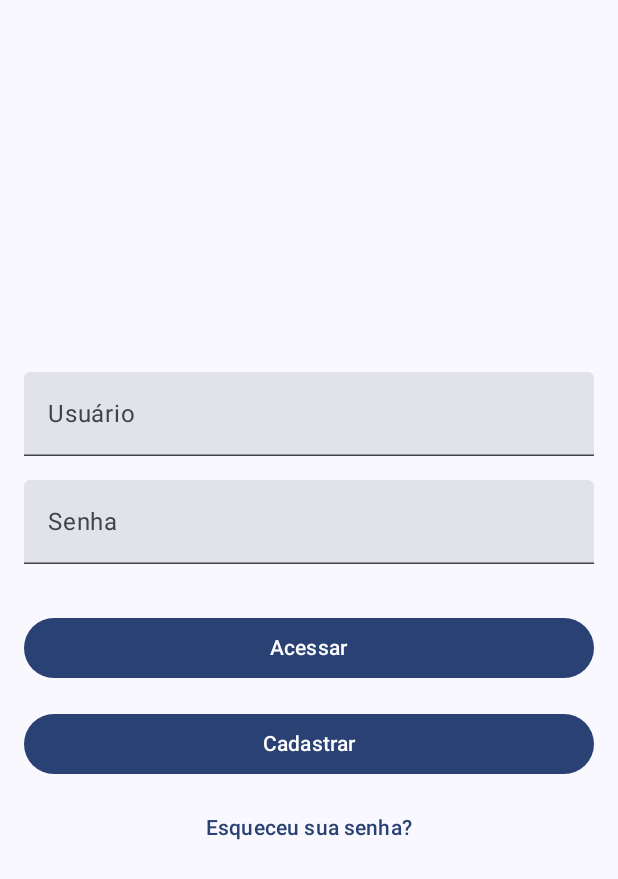
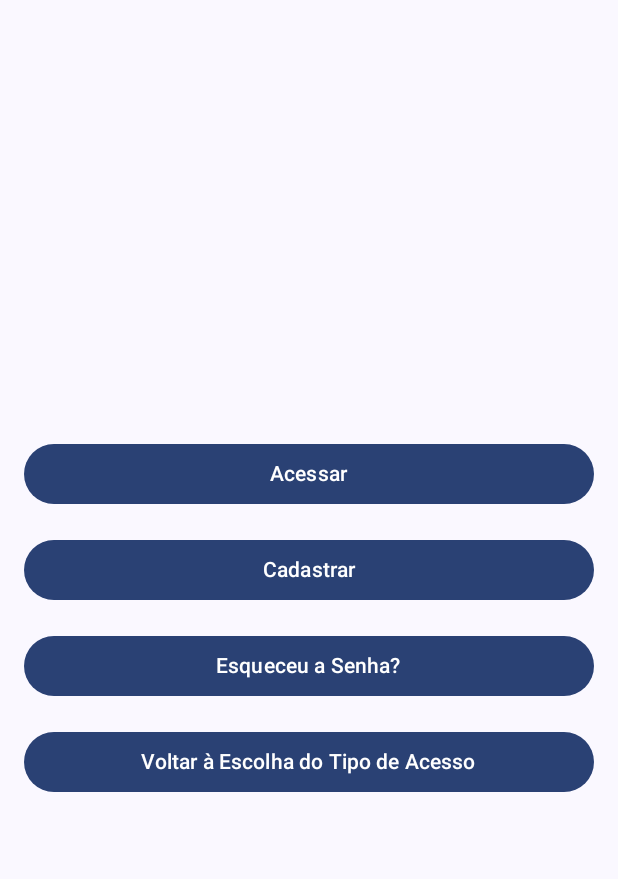
Before and after one commit to equipe-B/PlantCode, an Android app built with Jetpack Compose: the LoginScreen screen opened through its navigation route, on a phone screen of 412 x 824 dp. Shown: the top 879 px of the screen. Run offline under Robolectric (Android 15) with nearby library versions, the phone set to English and light mode, and no system bars.

Commit message:
adicionado a tela de tipo de acesso

```diff
--- /dev/null
+++ b/PlantCodeV3/app/src/main/java/com/novaversao/plantcodev3/AccessTypeScreen.kt
@@ -0,0 +1,93 @@
+package com.novaversao.plantcodev3
+
+import androidx.compose.foundation.Image
+import androidx.compose.foundation.layout.*
+import androidx.compose.material3.*
+import androidx.compose.runtime.Composable
+import androidx.compose.ui.Alignment
+import androidx.compose.ui.Modifier
+import androidx.compose.ui.res.painterResource
+import androidx.compose.ui.text.font.FontWeight
+import androidx.compose.ui.text.style.TextAlign
+import androidx.compose.ui.tooling.preview.Preview
+import androidx.compose.ui.unit.dp
+import androidx.compose.ui.unit.sp
+import com.novaversao.plantcodev3.ui.theme.PlantCodeV3Theme
+
+@Composable
+fun AccessTypeScreen(
+    modifier: Modifier = Modifier,
+    navigateToAdminLogin: () -> Unit, // Navega para o login do administrador
+    navigateToVisitorLogin: () -> Unit // Navega para o login do visitante
+) {
+    Column(
+        modifier = modifier
+            .fillMaxSize()
+            .padding(16.dp),
+        horizontalAlignment = Alignment.CenterHorizontally,
+        verticalArrangement = Arrangement.Center
+    ) {
+        // Logotipo
+        Image(
+            painter = painterResource(id = R.drawable.logo_ifam), // Nome correto do arquivo de imagem
+            contentDescription = "Logotipo do PlantCode",
+            modifier = Modifier
+                .size(120.dp)
+                .padding(bottom = 16.dp)
+        )
+
+        // Título do app
+        Text(
+            text = "PlantCode",
+            fontSize = 32.sp,
+            fontWeight = FontWeight.Bold,
+            textAlign = TextAlign.Center,
+            modifier = Modifier.padding(bottom = 16.dp)
+        )
+
+        // Mensagem de boas-vindas
+        Text(
+            text = "Seja bem-vindo",
+            fontSize = 18.sp,
+            textAlign = TextAlign.Center,
+            modifier = Modifier.padding(bottom = 8.dp)
+        )
+
+        // Mensagem para selecionar o vínculo
+        Text(
+            text = "Selecione seu vínculo",
+            fontSize = 16.sp,
+            textAlign = TextAlign.Center,
+            modifier = Modifier.padding(bottom = 32.dp)
+        )
+
+        // Botão para Administrador
+        Button(
+            onClick = navigateToAdminLogin,
+            modifier = Modifier
+                .fillMaxWidth()
+                .padding(bottom = 16.dp)
+        ) {
+            Text(text = "Administrador")
+        }
+
+        // Botão para Visitante
+        Button(
+            onClick = navigateToVisitorLogin,
+            modifier = Modifier.fillMaxWidth()
+        ) {
+            Text(text = "Visitante")
+        }
+    }
+}
+
+@Preview(showBackground = true)
+@Composable
+fun AccessTypeScreenPreview() {
+    PlantCodeV3Theme {
+        AccessTypeScreen(
+            navigateToAdminLogin = {},
+            navigateToVisitorLogin = {}
+        )
+    }
+}
--- a/PlantCodeV3/app/src/main/java/com/novaversao/plantcodev3/LoginScreen.kt
+++ b/PlantCodeV3/app/src/main/java/com/novaversao/plantcodev3/LoginScreen.kt
@@ -3,13 +3,11 @@ package com.novaversao.plantcodev3
 import androidx.compose.foundation.layout.*
 import androidx.compose.material3.*
 import androidx.compose.runtime.Composable
-import androidx.compose.runtime.remember
-import androidx.compose.runtime.mutableStateOf
 import androidx.compose.ui.Alignment
 import androidx.compose.ui.Modifier
-import androidx.compose.ui.text.input.PasswordVisualTransformation
 import androidx.compose.ui.tooling.preview.Preview
 import androidx.compose.ui.unit.dp
+import androidx.compose.ui.unit.sp
 import com.novaversao.plantcodev3.ui.theme.PlantCodeV3Theme
 
 @Composable
@@ -17,12 +15,9 @@ fun LoginScreen(
     modifier: Modifier = Modifier,
     navigateToRegister: () -> Unit,
     navigateToForgotPassword: () -> Unit,
-    navigateToHome: () -> Unit
+    navigateToHome: () -> Unit,
+    navigateBackToAccessType: () -> Unit // Função para navegar de volta para a tela de escolha de tipo de acesso
 ) {
-    // Gerenciando os estados dos campos de texto
-    val login = remember { mutableStateOf("") }
-    val password = remember { mutableStateOf("") }
-
     Column(
         modifier = modifier
             .fillMaxSize()
@@ -30,55 +25,39 @@ fun LoginScreen(
         horizontalAlignment = Alignment.CenterHorizontally,
         verticalArrangement = Arrangement.Center
     ) {
-        // Campo de Login
-        TextField(
-            value = login.value,
-            onValueChange = { login.value = it },
-            modifier = Modifier
-                .fillMaxWidth()
-                .padding(bottom = 16.dp),
-            label = { Text("Usuário") },
-            singleLine = true
-        )
-
-        // Campo de Senha
-        TextField(
-            value = password.value,
-            onValueChange = { password.value = it },
-            modifier = Modifier
-                .fillMaxWidth()
-                .padding(bottom = 16.dp),
-            label = { Text("Senha") },
-            singleLine = true,
-            visualTransformation = PasswordVisualTransformation()
-        )
+        // Campos de Login (usuário, senha, etc.)
+        // ...
 
         // Botão "Acessar"
         Button(
-            onClick = { navigateToHome() }, // Navega para a tela Home
-            modifier = Modifier
-                .fillMaxWidth()
-                .padding(top = 16.dp)
+            onClick = navigateToHome,
+            modifier = Modifier.fillMaxWidth().padding(bottom = 16.dp)
         ) {
             Text(text = "Acessar")
         }
 
         // Botão "Cadastrar"
         Button(
-            onClick = { navigateToRegister() }, // Navega para a tela de Cadastro
-            modifier = Modifier
-                .fillMaxWidth()
-                .padding(top = 16.dp)
+            onClick = navigateToRegister,
+            modifier = Modifier.fillMaxWidth().padding(bottom = 16.dp)
         ) {
             Text(text = "Cadastrar")
         }
 
-        // Texto "Esqueceu sua senha?"
-        TextButton(
-            onClick = { navigateToForgotPassword() }, // Navega para a tela de Recuperação de Senha
-            modifier = Modifier.padding(top = 8.dp)
+        // Botão "Esqueceu a Senha?"
+        Button(
+            onClick = navigateToForgotPassword,
+            modifier = Modifier.fillMaxWidth().padding(bottom = 16.dp)
         ) {
-            Text(text = "Esqueceu sua senha?")
+            Text(text = "Esqueceu a Senha?")
+        }
+
+        // Botão "Voltar" para a Tela de Escolha de Tipo de Acesso
+        Button(
+            onClick = navigateBackToAccessType,
+            modifier = Modifier.fillMaxWidth()
+        ) {
+            Text(text = "Voltar à Escolha do Tipo de Acesso")
         }
     }
 }
@@ -90,7 +69,8 @@ fun LoginScreenPreview() {
         LoginScreen(
             navigateToRegister = {},
             navigateToForgotPassword = {},
-            navigateToHome = {}
+            navigateToHome = {},
+            navigateBackToAccessType = {}
         )
     }
 }
--- a/PlantCodeV3/app/src/main/java/com/novaversao/plantcodev3/MainActivity.kt
+++ b/PlantCodeV3/app/src/main/java/com/novaversao/plantcodev3/MainActivity.kt
@@ -36,9 +36,21 @@ fun AppNavigation() {
     Scaffold(modifier = Modifier.fillMaxSize()) {
         NavHost(
             navController = navController,
-            startDestination = "login", // Tela inicial do aplicativo
+            startDestination = "access_type", // Tela inicial: Escolha do Tipo de Acesso
             modifier = Modifier.fillMaxSize()
         ) {
+            // Rota para a Tela de Escolha do Tipo de Acesso
+            composable("access_type") {
+                AccessTypeScreen(
+                    navigateToAdminLogin = {
+                        navController.navigate("login") // Navega para a tela de Login (Administrador)
+                    },
+                    navigateToVisitorLogin = {
+                        navController.navigate("login") // Navega para a tela de Login (Visitante)
+                    }
+                )
+            }
+
             // Rota para a Tela de Login
             composable("login") {
                 LoginScreen(
@@ -50,6 +62,9 @@ fun AppNavigation() {
                     },
                     navigateToHome = {
                         navController.navigate("home") // Navega para a tela Inicial
+                    },
+                    navigateBackToAccessType = {
+                        navController.popBackStack("access_type", false) // Volta para a tela de Escolha do Tipo de Acesso
                     }
                 )
             }
@@ -113,6 +128,13 @@ fun AppNavigation() {
                 )
             }
 
+            // Rota para a Tela de Configurações
+            composable("settings") {
+                SettingsScreen(
+                    navigateBack = { navController.popBackStack() } // Volta para a tela anterior
+                )
+            }
+
             // Rota para a Tela de Perfil do Usuário
             composable("user_profile") {
                 UserProfileScreen(
@@ -120,31 +142,6 @@ fun AppNavigation() {
                 )
             }
 
-            // Rota para a Tela de Configurações
-            composable("settings") {
-                SettingsScreen(
-                    navigateBack = { navController.popBackStack() } // Volta para a tela anterior
-                )
-            }
-
-            // Rota para a Tela de Plantas de Cura
-            composable("plantas_de_cura") {
-                PlantasDeCuraScreen(
-                    navigateBackToCategories = {
-                        navController.popBackStack("categories", false) // Volta para a tela de Categorias
-                    }
-                )
-            }
-
-            // Rota para a Tela de Plantas de Proteção
-            composable("plantas_de_protecao") {
-                PlantasDeProtecaoScreen(
-                    navigateBackToCategories = {
-                        navController.popBackStack("categories", false) // Volta para a tela de Categorias
-                    }
-                )
-            }
-
             // Outras rotas mantidas como antes...
         }
     }
```
Also changed, not shown: PlantCodeV3/app/src/main/logo_png-playstore.png (added), PlantCodeV3/app/src/main/res/drawable/logo_ifam.png (added), PlantCodeV3/app/src/main/res/mipmap-hdpi/logo_png.webp (added), PlantCodeV3/app/src/main/res/mipmap-hdpi/logo_png_foreground.webp (added), PlantCodeV3/app/src/main/res/mipmap-hdpi/logo_png_round.webp (added), PlantCodeV3/app/src/main/res/mipmap-mdpi/logo_png.webp (added), PlantCodeV3/app/src/main/res/mipmap-mdpi/logo_png_foreground.webp (added), PlantCodeV3/app/src/main/res/mipmap-mdpi/logo_png_round.webp (added), PlantCodeV3/app/src/main/res/mipmap-xhdpi/logo_png.webp (added), PlantCodeV3/app/src/main/res/mipmap-xhdpi/logo_png_foreground.webp (added), PlantCodeV3/app/src/main/res/mipmap-xhdpi/logo_png_round.webp (added), PlantCodeV3/app/src/main/res/mipmap-xxhdpi/logo_png.webp (added), PlantCodeV3/app/src/main/res/mipmap-xxhdpi/logo_png_foreground.webp (added), PlantCodeV3/app/src/main/res/mipmap-xxhdpi/logo_png_round.webp (added), 3 more files.
